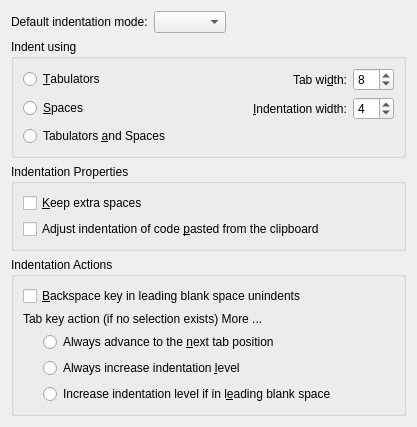
This is part/dialogs/indentationconfigwidget.ui in KDE/kate as Qt 5 draws it before an edit. The edited form follows.
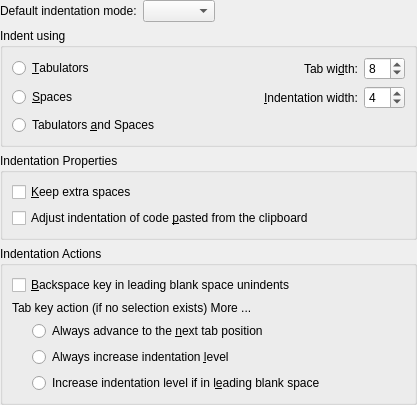
This is the edited form. Custom widgets are drawn as their Qt base class.

Commit message: Fix double margin

Patch:
```diff
--- a/part/dialogs/indentationconfigwidget.ui
+++ b/part/dialogs/indentationconfigwidget.ui
@@ -11,6 +11,9 @@
    </rect>
   </property>
   <layout class="QVBoxLayout" name="verticalLayout">
+   <property name="margin">
+    <number>0</number>
+   </property>
    <item>
     <layout class="QHBoxLayout">
      <property name="margin">
```
